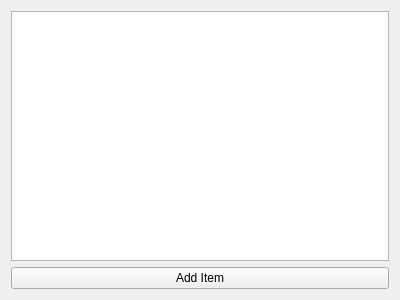
Above: src/inventorylisttab.ui from tsukidan/team-blank-CS1C before the change. Below: the same form after it.
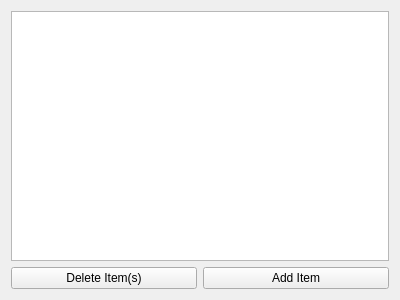
That is the form after the change.

Diff of the .ui file:
```diff
--- a/src/inventorylisttab.ui
+++ b/src/inventorylisttab.ui
@@ -15,7 +15,23 @@
   </property>
   <layout class="QVBoxLayout" name="verticalLayout">
    <item>
-    <widget class="QTableView" name="itemTable"/>
+    <widget class="QTableView" name="itemTable">
+     <property name="selectionBehavior">
+      <enum>QAbstractItemView::SelectRows</enum>
+     </property>
+     <property name="sortingEnabled">
+      <bool>false</bool>
+     </property>
+    </widget>
+   </item>
+   <item>
+    <layout class="QHBoxLayout" name="horizontalLayout">
+     <item>
+      <widget class="QPushButton" name="deleteItemButton">
+       <property name="text">
+        <string>Delete Item(s)</string>
+       </property>
+      </widget>
    </item>
    <item>
     <widget class="QPushButton" name="addItemButton">
@@ -23,6 +39,8 @@
       <string>Add Item</string>
      </property>
     </widget>
+     </item>
+    </layout>
    </item>
   </layout>
  </widget>
```
Lines whose indentation alone changed are shown as unchanged.
